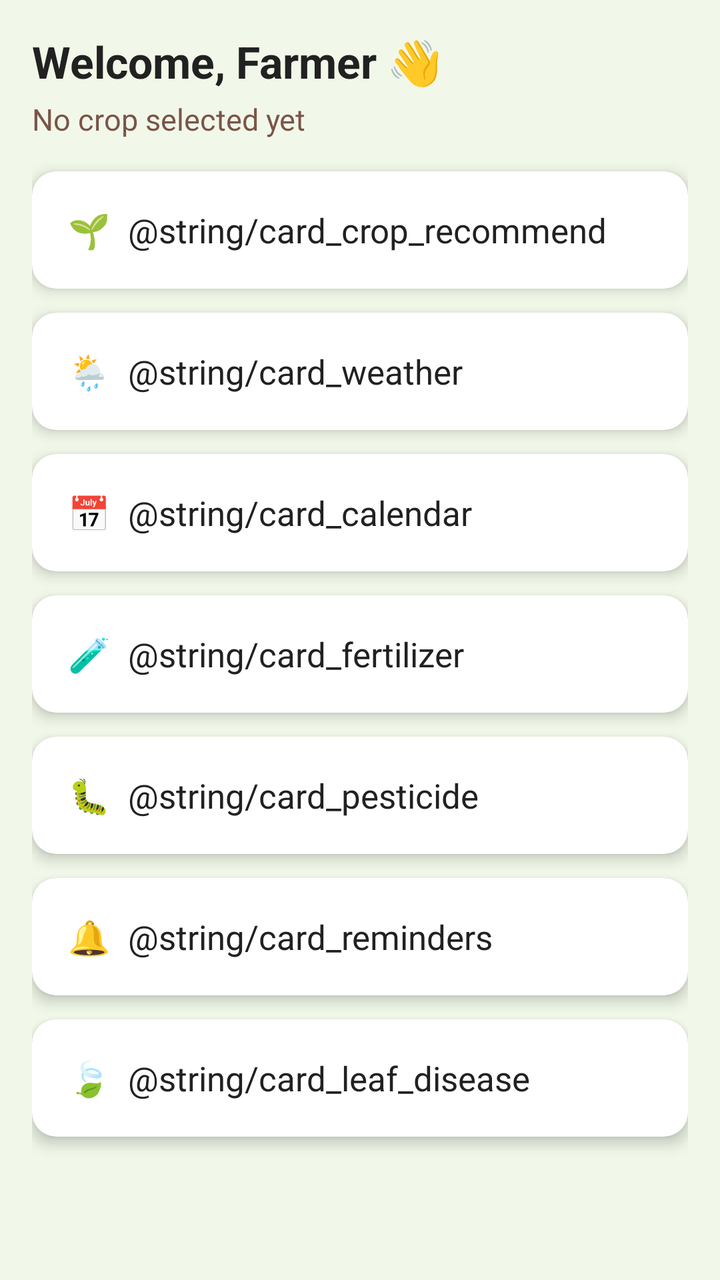
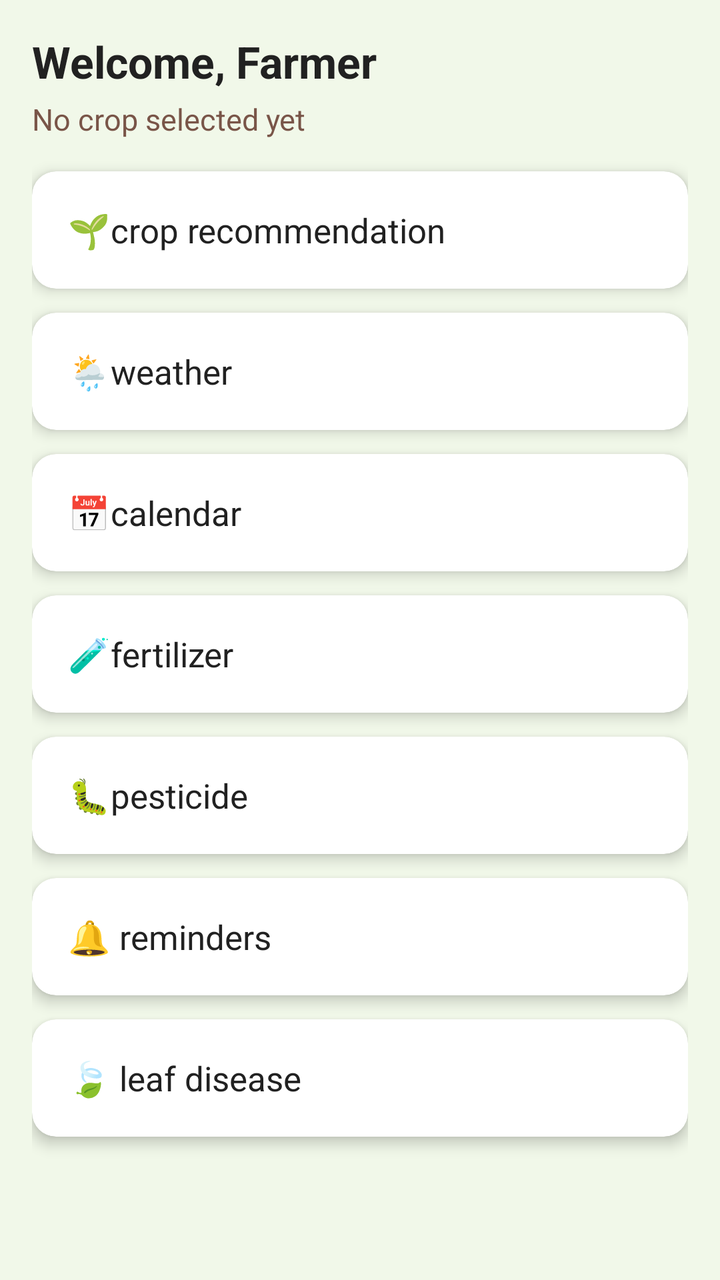

Screens rendered from an Android XML layout before and after an edit, with the pre-edit source and the edit as a unified diff.
<!-- AndroidManifest.xml: application theme Theme.KisanBandhu -->
<!-- res/layout/activity_home.xml -->
<?xml version="1.0" encoding="utf-8"?>
<ScrollView xmlns:android="http://schemas.android.com/apk/res/android"
    xmlns:app="http://schemas.android.com/apk/res-auto"
    android:layout_width="match_parent"
    android:layout_height="match_parent"
    android:background="@color/background_light">

    <LinearLayout
        android:layout_width="match_parent"
        android:layout_height="wrap_content"
        android:orientation="vertical"
        android:padding="16dp">

        
        <TextView
            android:id="@+id/tvGreeting"
            android:layout_width="match_parent"
            android:layout_height="wrap_content"
            android:text="Welcome, Farmer 👋"
            android:textSize="22sp"
            android:textStyle="bold"
            android:textColor="@color/text_dark" />

        <TextView
            android:id="@+id/tvSelectedCrop"
            android:layout_width="match_parent"
            android:layout_height="wrap_content"
            android:text="No crop selected yet"
            android:textSize="15sp"
            android:textColor="@color/brown_soil"
            android:layout_marginTop="4dp"
            android:layout_marginBottom="16dp" />

        
        <androidx.cardview.widget.CardView
            android:id="@+id/cardCropRecommend"
            android:layout_width="match_parent"
            android:layout_height="wrap_content"
            android:layout_marginBottom="12dp"
            android:clickable="true"
            android:focusable="true"
            app:cardCornerRadius="12dp"
            app:cardElevation="4dp"
            app:cardBackgroundColor="@color/white">
            <TextView
                android:layout_width="match_parent"
                android:layout_height="wrap_content"
                android:padding="18dp"
                android:textSize="17sp"
                android:textColor="@color/text_dark"
                android:text="🌱  @string/card_crop_recommend" />
        </androidx.cardview.widget.CardView>

        
        <androidx.cardview.widget.CardView
            android:id="@+id/cardWeather"
            android:layout_width="match_parent"
            android:layout_height="wrap_content"
            android:layout_marginBottom="12dp"
            android:clickable="true"
            android:focusable="true"
            app:cardCornerRadius="12dp"
            app:cardElevation="4dp"
            app:cardBackgroundColor="@color/white">
            <TextView
                android:layout_width="match_parent"
                android:layout_height="wrap_content"
                android:padding="18dp"
                android:textSize="17sp"
                android:textColor="@color/text_dark"
                android:text="🌦  @string/card_weather" />
        </androidx.cardview.widget.CardView>

        
        <androidx.cardview.widget.CardView
            android:id="@+id/cardCalendar"
            android:layout_width="match_parent"
            android:layout_height="wrap_content"
            android:layout_marginBottom="12dp"
            android:clickable="true"
            android:focusable="true"
            app:cardCornerRadius="12dp"
            app:cardElevation="4dp"
            app:cardBackgroundColor="@color/white">
            <TextView
                android:layout_width="match_parent"
                android:layout_height="wrap_content"
                android:padding="18dp"
                android:textSize="17sp"
                android:textColor="@color/text_dark"
                android:text="📅  @string/card_calendar" />
        </androidx.cardview.widget.CardView>

        
        <androidx.cardview.widget.CardView
            android:id="@+id/cardFertilizer"
            android:layout_width="match_parent"
            android:layout_height="wrap_content"
            android:layout_marginBottom="12dp"
            android:clickable="true"
            android:focusable="true"
            app:cardCornerRadius="12dp"
            app:cardElevation="4dp"
            app:cardBackgroundColor="@color/white">
            <TextView
                android:layout_width="match_parent"
                android:layout_height="wrap_content"
                android:padding="18dp"
                android:textSize="17sp"
                android:textColor="@color/text_dark"
                android:text="🧪  @string/card_fertilizer" />
        </androidx.cardview.widget.CardView>

        
        <androidx.cardview.widget.CardView
            android:id="@+id/cardPesticide"
            android:layout_width="match_parent"
            android:layout_height="wrap_content"
            android:layout_marginBottom="12dp"
            android:clickable="true"
            android:focusable="true"
            app:cardCornerRadius="12dp"
            app:cardElevation="4dp"
            app:cardBackgroundColor="@color/white">
            <TextView
                android:layout_width="match_parent"
                android:layout_height="wrap_content"
                android:padding="18dp"
                android:textSize="17sp"
                android:textColor="@color/text_dark"
                android:text="🐛  @string/card_pesticide" />
        </androidx.cardview.widget.CardView>

        
        <androidx.cardview.widget.CardView
            android:id="@+id/cardReminders"
            android:layout_width="match_parent"
            android:layout_height="wrap_content"
            android:layout_marginBottom="12dp"
            android:clickable="true"
            android:focusable="true"
            app:cardCornerRadius="12dp"
            app:cardElevation="4dp"
            app:cardBackgroundColor="@color/white">
            <TextView
                android:layout_width="match_parent"
                android:layout_height="wrap_content"
                android:padding="18dp"
                android:textSize="17sp"
                android:textColor="@color/text_dark"
                android:text="🔔  @string/card_reminders" />
        </androidx.cardview.widget.CardView>

        
        <androidx.cardview.widget.CardView
            android:id="@+id/cardLeafDisease"
            android:layout_width="match_parent"
            android:layout_height="wrap_content"
            android:layout_marginBottom="12dp"
            android:clickable="true"
            android:focusable="true"
            app:cardCornerRadius="12dp"
            app:cardElevation="4dp"
            app:cardBackgroundColor="@color/white">
            <TextView
                android:layout_width="match_parent"
                android:layout_height="wrap_content"
                android:padding="18dp"
                android:textSize="17sp"
                android:textColor="@color/text_dark"
                android:text="🍃  @string/card_leaf_disease" />
        </androidx.cardview.widget.CardView>

    </LinearLayout>
</ScrollView>
<!-- resources referenced by this layout -->
<resources>
  <color name="background_light">#F1F8E9</color>
  <color name="brown_soil">#795548</color>
  <color name="text_dark">#212121</color>
  <color name="white">#FFFFFF</color>
  <string name="card_calendar">Crop Calendar</string>
  <string name="card_crop_recommend">Crop Recommendations</string>
  <string name="card_fertilizer">Fertilizer Recommendations</string>
  <string name="card_leaf_disease">Leaf Disease Detection</string>
  <string name="card_pesticide">Pest / Disease Guidance</string>
  <string name="card_reminders">Reminders</string>
  <string name="card_weather">Weather</string>
  <style name="Theme.KisanBandhu" parent="Theme.MaterialComponents.DayNight.NoActionBar">
          <item name="colorPrimary">@color/green_primary</item>
          <item name="colorPrimaryDark">@color/green_dark</item>
          <item name="colorAccent">@color/yellow_wheat</item>
          <item name="android:windowBackground">@color/background_light</item>
      </style>
  <color name="green_primary">#2E7D32</color>
  <color name="green_dark">#1B5E20</color>
  <color name="yellow_wheat">#FBC02D</color>
</resources>

<!-- the commit's change to res/layout/activity_home.xml (unified diff, before → after) -->
@@ -11,12 +11,11 @@
         android:orientation="vertical"
         android:padding="16dp">
 
-        
         <TextView
             android:id="@+id/tvGreeting"
             android:layout_width="match_parent"
             android:layout_height="wrap_content"
-            android:text="Welcome, Farmer 👋"
+            android:text="Welcome, Farmer "
             android:textSize="22sp"
             android:textStyle="bold"
             android:textColor="@color/text_dark" />
@@ -48,7 +47,7 @@
                 android:padding="18dp"
                 android:textSize="17sp"
                 android:textColor="@color/text_dark"
-                android:text="🌱  @string/card_crop_recommend" />
+                android:text="🌱crop recommendation" />
         </androidx.cardview.widget.CardView>
 
         
@@ -68,7 +67,7 @@
                 android:padding="18dp"
                 android:textSize="17sp"
                 android:textColor="@color/text_dark"
-                android:text="🌦  @string/card_weather" />
+                android:text="🌦weather" />
         </androidx.cardview.widget.CardView>
 
         
@@ -88,7 +87,7 @@
                 android:padding="18dp"
                 android:textSize="17sp"
                 android:textColor="@color/text_dark"
-                android:text="📅  @string/card_calendar" />
+                android:text="📅calendar" />
         </androidx.cardview.widget.CardView>
 
         
@@ -108,7 +107,7 @@
                 android:padding="18dp"
                 android:textSize="17sp"
                 android:textColor="@color/text_dark"
-                android:text="🧪  @string/card_fertilizer" />
+                android:text="🧪fertilizer" />
         </androidx.cardview.widget.CardView>
 
         
@@ -128,7 +127,7 @@
                 android:padding="18dp"
                 android:textSize="17sp"
                 android:textColor="@color/text_dark"
-                android:text="🐛  @string/card_pesticide" />
+                android:text="🐛pesticide" />
         </androidx.cardview.widget.CardView>
 
         
@@ -148,7 +147,7 @@
                 android:padding="18dp"
                 android:textSize="17sp"
                 android:textColor="@color/text_dark"
-                android:text="🔔  @string/card_reminders" />
+                android:text="🔔 reminders" />
         </androidx.cardview.widget.CardView>
 
         
@@ -168,7 +167,7 @@
                 android:padding="18dp"
                 android:textSize="17sp"
                 android:textColor="@color/text_dark"
-                android:text="🍃  @string/card_leaf_disease" />
+                android:text="🍃 leaf disease" />
         </androidx.cardview.widget.CardView>
 
     </LinearLayout>
<!-- resource entries referenced after the edit -->
@@ -4,13 +4,6 @@
   <color name="brown_soil">#795548</color>
   <color name="text_dark">#212121</color>
   <color name="white">#FFFFFF</color>
-  <string name="card_calendar">Crop Calendar</string>
-  <string name="card_crop_recommend">Crop Recommendations</string>
-  <string name="card_fertilizer">Fertilizer Recommendations</string>
-  <string name="card_leaf_disease">Leaf Disease Detection</string>
-  <string name="card_pesticide">Pest / Disease Guidance</string>
-  <string name="card_reminders">Reminders</string>
-  <string name="card_weather">Weather</string>
   <style name="Theme.KisanBandhu" parent="Theme.MaterialComponents.DayNight.NoActionBar">
           <item name="colorPrimary">@color/green_primary</item>
           <item name="colorPrimaryDark">@color/green_dark</item>
